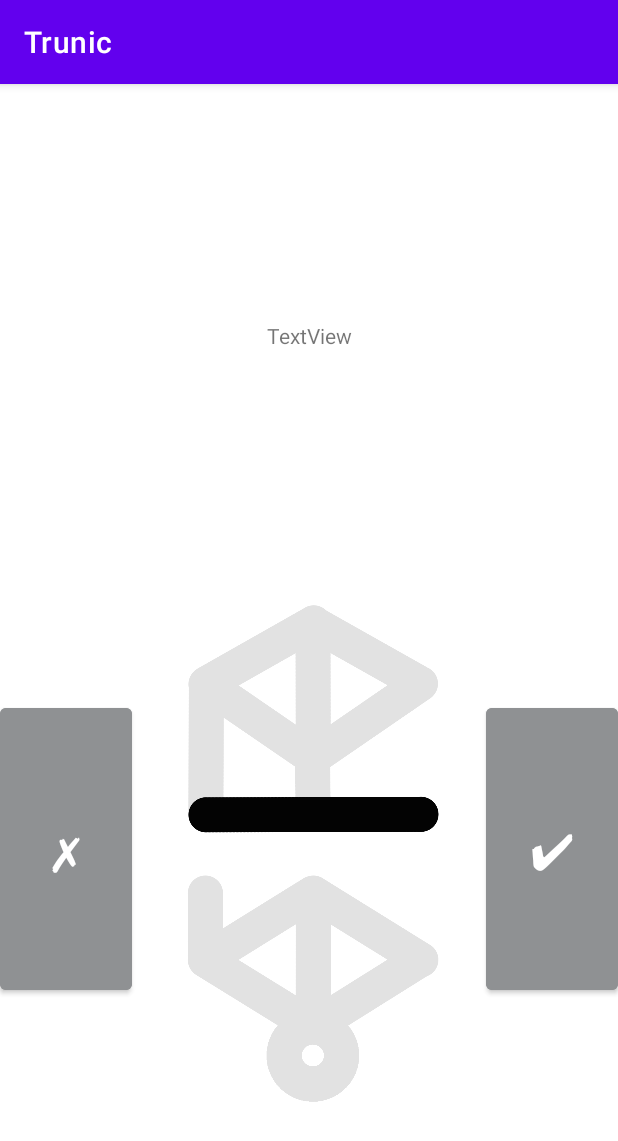
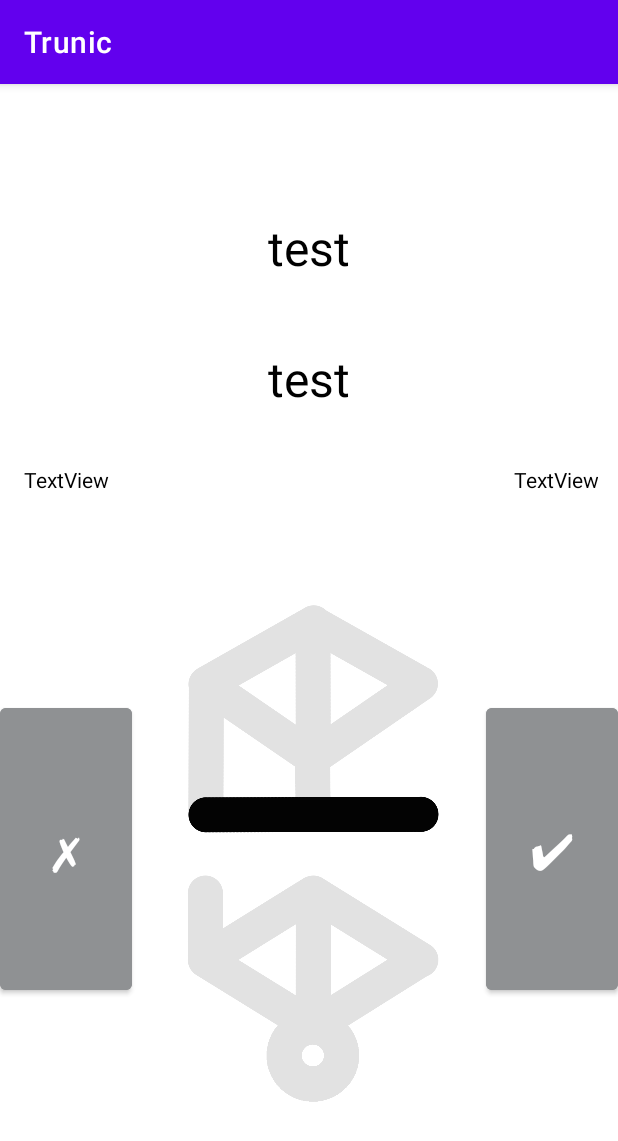
Before and after one commit to t-liao/Trunic, an Android app: the screen it shows after launch (MainActivity), after a tap on an icon or button, on a phone screen of 412 x 824 dp. Shown: the top 1141 px of the screen. Run offline under Robolectric (Android 15) with nearby library versions, the light colour scheme and no system bars.

Commit message:
Working translator, with bug

```diff
--- a/app/src/main/java/com/example/trunic/MainActivity.java
+++ b/app/src/main/java/com/example/trunic/MainActivity.java
@@ -5,6 +5,7 @@ import androidx.appcompat.app.AppCompatActivity;
 import android.os.Bundle;
 import android.view.View;
 import android.widget.Button;
+import android.widget.TextView;
 import android.widget.ToggleButton;
 
 public class MainActivity extends AppCompatActivity {
@@ -18,38 +19,58 @@ public class MainActivity extends AppCompatActivity {
 
         dbHelper = new DBHelper(MainActivity.this);
 
-        ToggleButton e1 = (ToggleButton) findViewById(R.id.edge1);
-        ToggleButton e2 = (ToggleButton) findViewById(R.id.edge2);
-        ToggleButton e3 = (ToggleButton) findViewById(R.id.edge3);
-        ToggleButton e4 = (ToggleButton) findViewById(R.id.edge4);
-        ToggleButton e5 = (ToggleButton) findViewById(R.id.edge5);
-        ToggleButton e6 = (ToggleButton) findViewById(R.id.edge6);
-        ToggleButton e7 = (ToggleButton) findViewById(R.id.edge7);
-        ToggleButton e8 = (ToggleButton) findViewById(R.id.edge8);
-        ToggleButton e9 = (ToggleButton) findViewById(R.id.edge9);
-        ToggleButton e10 = (ToggleButton) findViewById(R.id.edge10);
-        ToggleButton e11 = (ToggleButton) findViewById(R.id.edge11);
-        ToggleButton e12 = (ToggleButton) findViewById(R.id.edge12);
+        ToggleButton eA = (ToggleButton) findViewById(R.id.edge1);
+        ToggleButton eB = (ToggleButton) findViewById(R.id.edge2);
+        ToggleButton eC = (ToggleButton) findViewById(R.id.edge3);
+        ToggleButton e3 = (ToggleButton) findViewById(R.id.edge3b);
+        ToggleButton eD = (ToggleButton) findViewById(R.id.edge4);
+        ToggleButton eE = (ToggleButton) findViewById(R.id.edge5);
+        ToggleButton eF = (ToggleButton) findViewById(R.id.edge6);
+        ToggleButton eG = (ToggleButton) findViewById(R.id.edge7);
+        ToggleButton eH = (ToggleButton) findViewById(R.id.edge8);
+        ToggleButton eI = (ToggleButton) findViewById(R.id.edge9);
+        ToggleButton eJ = (ToggleButton) findViewById(R.id.edge10);
+        ToggleButton eK = (ToggleButton) findViewById(R.id.edge11);
+        ToggleButton eL = (ToggleButton) findViewById(R.id.edge12);
         ToggleButton eM = (ToggleButton) findViewById(R.id.edgeMid);
 
-        e6.setOnClickListener(new View.OnClickListener() {
+        TextView phonemeText = (TextView) findViewById(R.id.phonemes);
+        TextView symbolText = (TextView) findViewById(R.id.symbol);
+        TextView exampleLeftText = (TextView) findViewById(R.id.exampleLeft);
+        TextView exampleRightText = (TextView) findViewById(R.id.exampleRight);
+
+        eF.setOnClickListener(new View.OnClickListener() {
             @Override
             public void onClick(View v) {
-                checkMiddleEdge(e6, e7, e8, eM);
+                checkMiddleEdge(eF, eG, eH, eM);
             }
         });
 
-        e7.setOnClickListener(new View.OnClickListener() {
+        eG.setOnClickListener(new View.OnClickListener() {
             @Override
             public void onClick(View v) {
-                checkMiddleEdge(e6, e7, e8, eM);
+                checkMiddleEdge(eF, eG, eH, eM);
             }
         });
 
-        e8.setOnClickListener(new View.OnClickListener() {
+        eH.setOnClickListener(new View.OnClickListener() {
             @Override
             public void onClick(View v) {
-                checkMiddleEdge(e6, e7, e8, eM);
+                checkMiddleEdge(eF, eG, eH, eM);
+            }
+        });
+
+        eC.setOnClickListener(new View.OnClickListener() {
+            @Override
+            public void onClick(View v) {
+                e3.setChecked(eC.isChecked());
+            }
+        });
+
+        e3.setOnClickListener(new View.OnClickListener() {
+            @Override
+            public void onClick(View v) {
+                eC.setChecked(e3.isChecked());
             }
         });
 
@@ -57,29 +78,94 @@ public class MainActivity extends AppCompatActivity {
         discardButton.setOnClickListener(new View.OnClickListener() {
             @Override
             public void onClick(View v) {
-                e1.setChecked(false);
-                e2.setChecked(false);
-                e3.setChecked(false);
-                e4.setChecked(false);
-                e5.setChecked(false);
-                e6.setChecked(false);
-                e7.setChecked(false);
-                e8.setChecked(false);
-                e9.setChecked(false);
-                e10.setChecked(false);
-                e11.setChecked(false);
-                e12.setChecked(false);
+                eA.setChecked(false);
+                eB.setChecked(false);
+                eC.setChecked(false);
+                eD.setChecked(false);
+                eE.setChecked(false);
+                eF.setChecked(false);
+                eG.setChecked(false);
+                eH.setChecked(false);
+                eI.setChecked(false);
+                eJ.setChecked(false);
+                eK.setChecked(false);
+                eL.setChecked(false);
                 eM.setChecked(false);
 
             }
         });
 
+        Button translate = (Button) findViewById(R.id.checkButton);
+        translate.setOnClickListener(new View.OnClickListener() {
+            @Override
+            public void onClick(View v) {
+                clearText(phonemeText, symbolText, exampleLeftText, exampleRightText);
+                String vowelEdges = "edge";
+                String consonantEdges = "edge";
 
+                if (eA.isChecked()) vowelEdges = vowelEdges + 'A';
+                if (eB.isChecked()) vowelEdges = vowelEdges + 'B';
+                if (eC.isChecked()) vowelEdges = vowelEdges + 'C';
+                if (eD.isChecked()) vowelEdges = vowelEdges + 'D';
+                if (eE.isChecked()) vowelEdges = vowelEdges + 'E';
+
+                String[] vowelInfo = dbHelper.runeInfo(vowelEdges);
+
+                if (eF.isChecked()) consonantEdges = consonantEdges + 'F';
+                if (eG.isChecked()) consonantEdges = consonantEdges + 'G';
+                if (eH.isChecked()) consonantEdges = consonantEdges + 'H';
+                if (eI.isChecked()) consonantEdges = consonantEdges + 'I';
+                if (eJ.isChecked()) consonantEdges = consonantEdges + 'J';
+                if (eK.isChecked()) consonantEdges = consonantEdges + 'K';
+
+                String[] consonantInfo = dbHelper.runeInfo(consonantEdges);
+
+                if (vowelInfo != null && consonantInfo != null){
+
+                    if (eL.isChecked()){
+                        // vowel before consonant
+                        phonemeText.setText(vowelInfo[0] + " " + consonantInfo[0]);
+                        symbolText.setText(vowelInfo[1] + " " + consonantInfo[1]);
+                        exampleLeftText.setText(vowelInfo[2]);
+                        exampleRightText.setText(consonantInfo[2]);
+
+                    } else {
+                        // consonant before vowel
+                        phonemeText.setText(consonantInfo[0] + " " + vowelInfo[0]);
+                        symbolText.setText(consonantInfo[1] + " " + vowelInfo[1]);
+                        exampleLeftText.setText(consonantInfo[2]);
+                        exampleRightText.setText(vowelInfo[2]);
+                    }
+
+                } else if (vowelInfo != null){
+                    phonemeText.setText(vowelInfo[0]);
+                    symbolText.setText(vowelInfo[1]);
+                    exampleLeftText.setText(vowelInfo[2]);
+
+                } else if (consonantInfo != null){
+                    phonemeText.setText(consonantInfo[0]);
+                    symbolText.setText(consonantInfo[1]);
+                    exampleLeftText.setText(consonantInfo[2]);
+
+                } else {
+                    phonemeText.setText("No results found");
+                }
+
+            }
+        });
 
     }
 
-    public void checkMiddleEdge(ToggleButton e6, ToggleButton e7, ToggleButton e8,ToggleButton eM) {
-        if (e6.isChecked() || e7.isChecked() || e8.isChecked()){
+
+    public void clearText(TextView a, TextView b, TextView c, TextView d) {
+        a.setText("");
+        b.setText("");
+        c.setText("");
+        d.setText("");
+    }
+
+    public void checkMiddleEdge(ToggleButton eF, ToggleButton eG, ToggleButton eH,ToggleButton eM) {
+        if (eF.isChecked() || eG.isChecked() || eH.isChecked()){
             eM.setChecked(true);
         } else {
             eM.setChecked(false);
--- a/app/src/main/res/layout/activity_main.xml
+++ b/app/src/main/res/layout/activity_main.xml
@@ -8,15 +8,59 @@
 
 
     <TextView
-        android:id="@+id/textView"
+        android:id="@+id/phonemes"
+        android:layout_width="wrap_content"
+        android:layout_height="wrap_content"
+        android:text="test"
+        android:textColor="@color/black"
+        android:textSize="32sp"
+        app:layout_constraintBottom_toTopOf="@+id/template"
+        app:layout_constraintEnd_toEndOf="parent"
+        app:layout_constraintHorizontal_bias="0.5"
+        app:layout_constraintStart_toStartOf="parent"
+        app:layout_constraintTop_toTopOf="parent"
+        app:layout_constraintVertical_bias="0.30" />
+
+    <TextView
+        android:id="@+id/symbol"
+        android:layout_width="wrap_content"
+        android:layout_height="wrap_content"
+        android:text="test"
+        android:textColor="@color/black"
+        android:textSize="32sp"
+        app:layout_constraintBottom_toTopOf="@+id/template"
+        app:layout_constraintEnd_toEndOf="parent"
+        app:layout_constraintHorizontal_bias="0.5"
+        app:layout_constraintStart_toStartOf="parent"
+        app:layout_constraintTop_toTopOf="parent"
+        app:layout_constraintVertical_bias="0.60" />
+
+    <TextView
+        android:id="@+id/exampleLeft"
         android:layout_width="wrap_content"
         android:layout_height="wrap_content"
         android:text="TextView"
-        app:layout_constraintBottom_toTopOf="@+id/template"
-        app:layout_constraintEnd_toEndOf="parent"
+        android:textColor="@color/black"
+        app:layout_constraintBottom_toTopOf="@+id/discardButton"
+        app:layout_constraintEnd_toStartOf="@+id/template"
+        app:layout_constraintHorizontal_bias="0.5"
         app:layout_constraintStart_toStartOf="parent"
         app:layout_constraintTop_toTopOf="parent"
-        />
+        app:layout_constraintVertical_bias="0.65" />
+
+    <TextView
+        android:id="@+id/exampleRight"
+        android:layout_width="wrap_content"
+        android:layout_height="wrap_content"
+        android:text="TextView"
+        android:textColor="@color/black"
+        android:textAlignment="textEnd"
+        app:layout_constraintBottom_toTopOf="@+id/checkButton"
+        app:layout_constraintEnd_toEndOf="parent"
+        app:layout_constraintHorizontal_bias="0.5"
+        app:layout_constraintStart_toEndOf="@+id/template"
+        app:layout_constraintTop_toTopOf="parent"
+        app:layout_constraintVertical_bias="0.65" />
 
     <ImageView
 
@@ -273,4 +317,6 @@
         app:layout_constraintEnd_toEndOf="@+id/template"
         app:layout_constraintStart_toStartOf="@+id/template" />
 
+
+
 </androidx.constraintlayout.widget.ConstraintLayout>
```
Also changed, not shown: app/src/main/java/com/example/trunic/DBHelper.java (+66 -46 lines).
